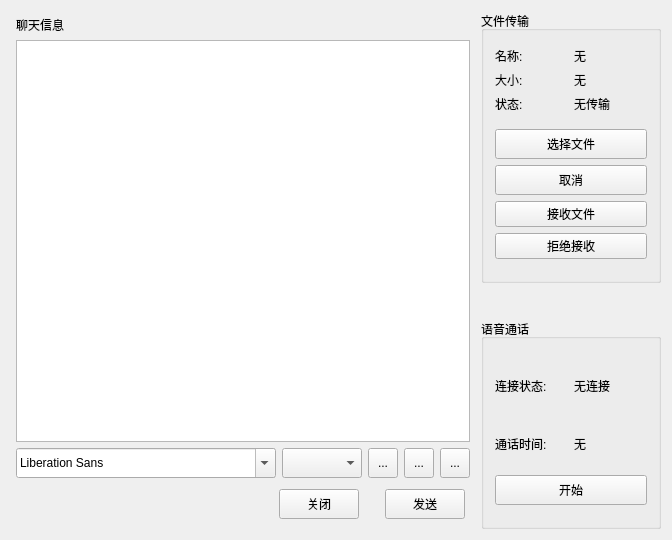
Above: chatwindow.ui from rayfung/tux-im-client before the change. Below: the same form after it.
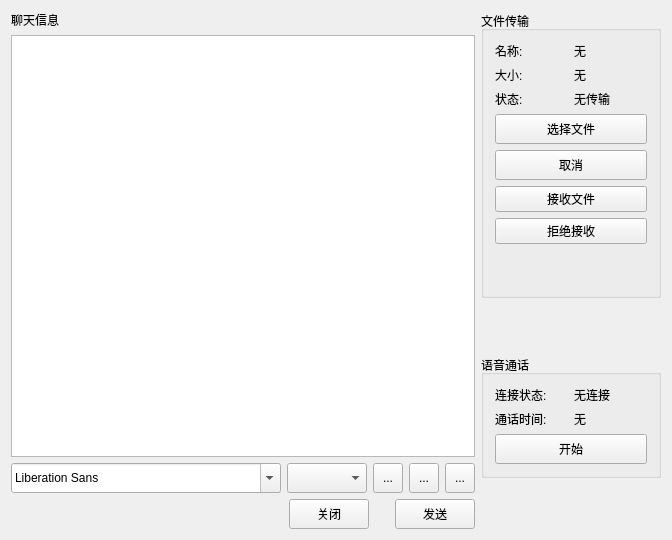
That is the form after the change. Icons and pictures are not drawn.

```diff
--- a/chatwindow.ui
+++ b/chatwindow.ui
@@ -24,9 +24,6 @@
    <layout class="QHBoxLayout" name="horizontalLayout_5">
     <item>
      <layout class="QVBoxLayout" name="verticalLayout">
-      <property name="margin">
-       <number>5</number>
-      </property>
       <item>
        <layout class="QVBoxLayout" name="verticalLayout_7">
         <item>
@@ -58,12 +55,6 @@
       </item>
       <item>
        <layout class="QHBoxLayout" name="horizontalLayout_9">
-        <property name="topMargin">
-         <number>0</number>
-        </property>
-        <property name="bottomMargin">
-         <number>0</number>
-        </property>
         <item>
          <widget class="QFontComboBox" name="fontComboBox">
           <property name="minimumSize">
@@ -181,9 +172,6 @@
       </item>
       <item>
        <layout class="QHBoxLayout" name="horizontalLayout_4">
-        <property name="margin">
-         <number>5</number>
-        </property>
         <item>
          <spacer name="horizontalSpacer">
           <property name="orientation">
@@ -265,17 +253,8 @@
         <layout class="QVBoxLayout" name="verticalLayout_4">
          <item>
           <layout class="QVBoxLayout" name="verticalLayout_3">
-           <property name="bottomMargin">
-            <number>10</number>
-           </property>
            <item>
             <layout class="QVBoxLayout" name="verticalLayout_5">
-             <property name="topMargin">
-              <number>5</number>
-             </property>
-             <property name="bottomMargin">
-              <number>10</number>
-             </property>
              <item>
               <layout class="QHBoxLayout" name="horizontalLayout_6">
                <item>
@@ -390,6 +369,19 @@
            </item>
           </layout>
          </item>
+         <item>
+          <spacer name="verticalSpacer_3">
+           <property name="orientation">
+            <enum>Qt::Vertical</enum>
+           </property>
+           <property name="sizeHint" stdset="0">
+            <size>
+             <width>20</width>
+             <height>40</height>
+            </size>
+           </property>
+          </spacer>
+         </item>
         </layout>
        </widget>
       </item>
@@ -398,13 +390,10 @@
         <property name="orientation">
          <enum>Qt::Vertical</enum>
         </property>
-        <property name="sizeType">
-         <enum>QSizePolicy::Fixed</enum>
-        </property>
         <property name="sizeHint" stdset="0">
          <size>
           <width>20</width>
-          <height>30</height>
+          <height>40</height>
          </size>
         </property>
        </spacer>
@@ -417,15 +406,6 @@
         <layout class="QVBoxLayout" name="verticalLayout_9">
          <item>
           <layout class="QVBoxLayout" name="verticalLayout_8">
-           <property name="leftMargin">
-            <number>0</number>
-           </property>
-           <property name="topMargin">
-            <number>10</number>
-           </property>
-           <property name="bottomMargin">
-            <number>10</number>
-           </property>
            <item>
             <layout class="QHBoxLayout" name="horizontalLayout_2">
              <item>
@@ -490,6 +470,19 @@
         </layout>
        </widget>
       </item>
+      <item>
+       <spacer name="verticalSpacer">
+        <property name="orientation">
+         <enum>Qt::Vertical</enum>
+        </property>
+        <property name="sizeHint" stdset="0">
+         <size>
+          <width>20</width>
+          <height>40</height>
+         </size>
+        </property>
+       </spacer>
+      </item>
      </layout>
     </item>
    </layout>
```
